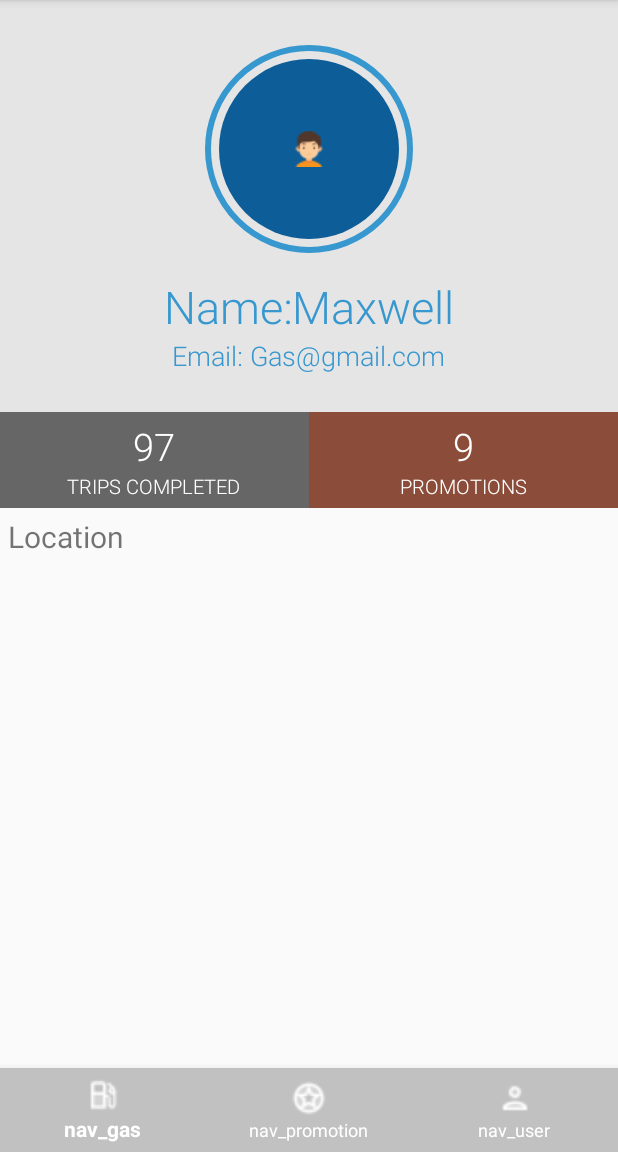
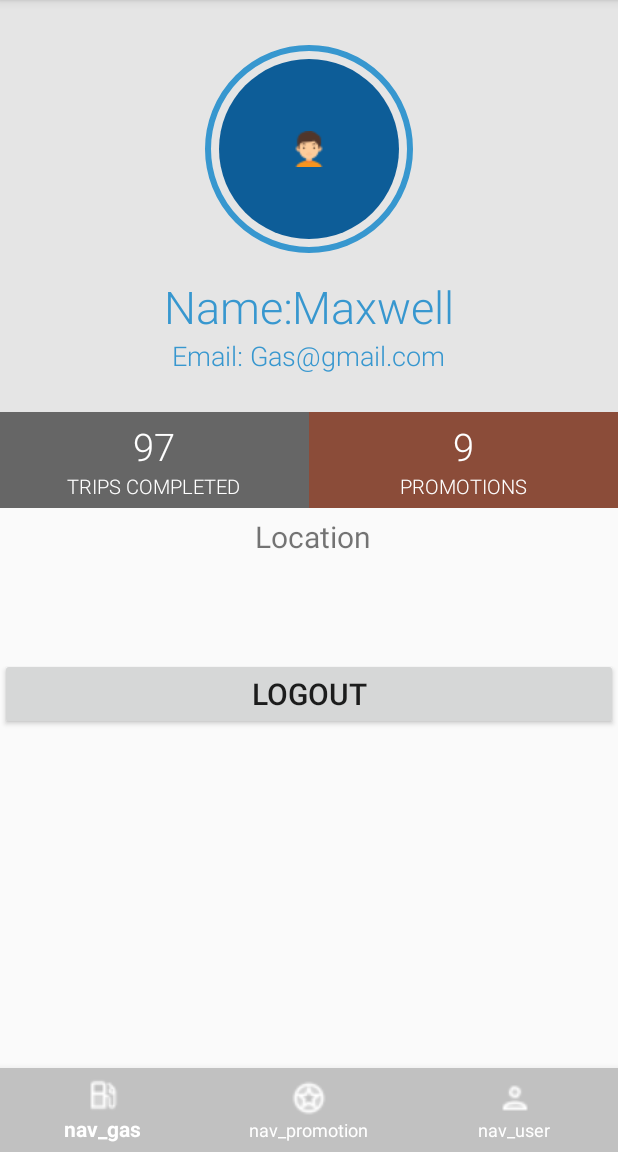
Before and after one commit to wpeng006/GasMaster, an Android app: the fragment UserFragment placed in its activity, on a phone screen of 412 x 824 dp, the part 84-1236 px from its top. Run offline under Robolectric (Android 15) with nearby library versions, the phone set to English and light mode, and no system bars; our stand-ins replace ButterKnife.

Commit message:
Add logout button in User Fragment to Jump to Login Activity.

```diff
--- a/app/src/main/java/com/laioffer/GasMaster/MainActivity.java
+++ b/app/src/main/java/com/laioffer/GasMaster/MainActivity.java
@@ -19,8 +19,10 @@ public class MainActivity extends AppCompatActivity {
   protected void onCreate(Bundle savedInstanceState) {
     super.onCreate(savedInstanceState);
     setContentView(R.layout.activity_main);
-    Intent intent = new Intent(this, LoginActivity.class);
-    startActivity(intent);
+
+    // start from login activity
+//    Intent intent = new Intent(this, LoginActivity.class);
+//    startActivity(intent);
 
     bottomNavigation = findViewById(R.id.bottom_navigation);
     bottomNavigation.setOnNavigationItemSelectedListener(navigationItemSelectedListener);
--- a/app/src/main/java/com/laioffer/GasMaster/UserFragment.java
+++ b/app/src/main/java/com/laioffer/GasMaster/UserFragment.java
@@ -1,11 +1,15 @@
 package com.laioffer.GasMaster;
 
+import android.content.Intent;
 import android.os.Bundle;
 import android.view.LayoutInflater;
 import android.view.View;
 import android.view.ViewGroup;
+import android.widget.Button;
 
 import androidx.fragment.app.Fragment;
+
+import butterknife.BindView;
 
 public class UserFragment extends Fragment {
     // TODO: Rename parameter arguments, choose names that match
@@ -15,6 +19,9 @@ public class UserFragment extends Fragment {
     // TODO: Rename and change types of parameters
     private String mParam1;
     private String mParam2;
+
+    @BindView(R.id.btn_logout) Button _logoutButton;
+
     public UserFragment() {
 
     }
@@ -34,11 +41,28 @@ public class UserFragment extends Fragment {
             mParam1 = getArguments().getString(ARG_PARAM1);
             mParam2 = getArguments().getString(ARG_PARAM2);
         }
+
+
     }
     @Override
     public View onCreateView(LayoutInflater inflater, ViewGroup container,
                              Bundle savedInstanceState) {
 
-        return inflater.inflate(R.layout.fragment_user, container, false);
+        View view =  inflater.inflate(R.layout.fragment_user, container, false);
+
+        Button btnLogout = view.findViewById(R.id.btn_logout);
+        btnLogout.setOnClickListener(new View.OnClickListener() {
+            @Override
+            public void onClick(View view) {
+
+                //Todo: Need to implelement about how to deal with session or token
+
+                Intent intent = new Intent(getActivity(), LoginActivity.class);
+                startActivity(intent);
+            }
+
+        });
+
+        return view;
     }
 }
--- a/app/src/main/res/layout/fragment_user.xml
+++ b/app/src/main/res/layout/fragment_user.xml
@@ -141,15 +141,32 @@
         android:layout_below="@id/upper">
         <TextView
             android:id="@+id/locationtext"
-            android:layout_width="wrap_content"
+            android:layout_width="match_parent"
             android:layout_height="wrap_content"
-            android:textSize="20sp"
+            android:textSize="20dip"
             android:layout_marginLeft="5dp"
             android:layout_marginTop="5dp"
-            android:text='Location'>
+            android:text='Location'
+            android:gravity="center_horizontal">
 
         </TextView>
 
     </RelativeLayout>
 
+    <RelativeLayout
+        android:layout_width="match_parent"
+        android:layout_height="wrap_content"
+        android:layout_below="@id/upper">
+        <Button
+            android:id="@+id/btn_logout"
+            android:layout_width="match_parent"
+            android:layout_height="wrap_content"
+            android:padding="10dp"
+            android:layout_marginTop="100dp"
+            android:layout_marginBottom="20dp"
+            android:text="logout"
+            android:textSize="20dp"/>
+
+    </RelativeLayout>
+
 </RelativeLayout>
```
